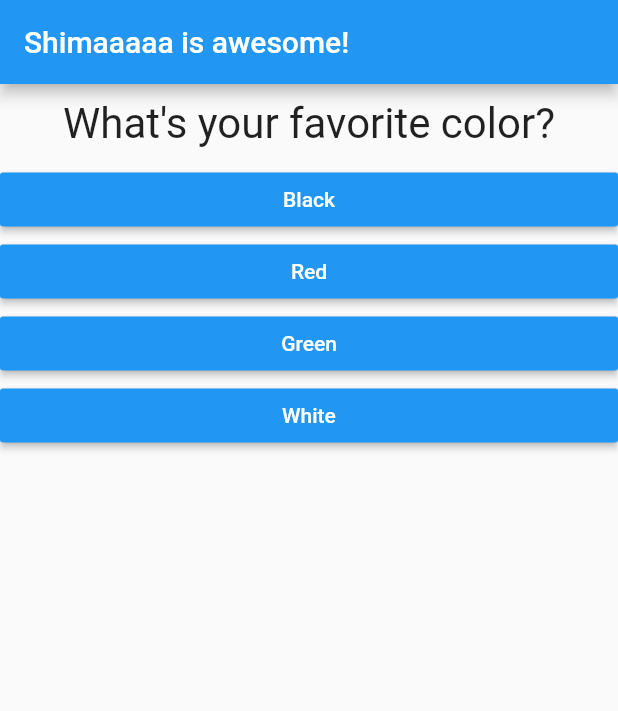
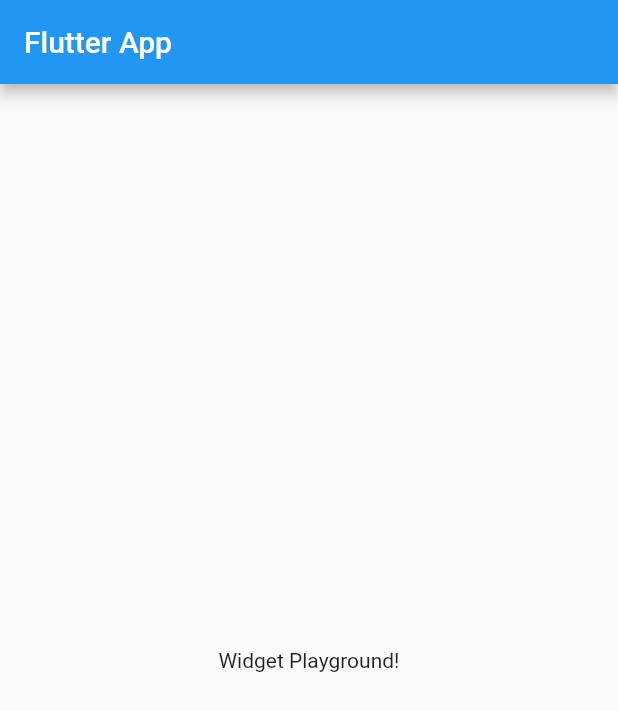
Before and after one commit to shima93/flutter_project, a Flutter app: the screen it shows after launch, on a phone screen of 412 x 824 dp. Shown: the top 711 px of the screen. Run offline on Flutter 3.47's test engine with Material 2 defaults, Android fonts, the phone set to English and light mode, and no system bars.

Commit message:
first commit

```diff
--- a/lib/answer.dart
+++ /dev/null
@@ -1,21 +0,0 @@
-import 'package:flutter/material.dart';
-
-class Answer extends StatelessWidget {
-  final Function selectHandler;
-  final String answerText;
-
-  Answer(this.selectHandler, this.answerText);
-
-  @override
-  Widget build(BuildContext context) {
-    return Container(
-      width: double.infinity,
-      child: RaisedButton(
-        color: Colors.blue,
-        textColor: Colors.white,
-        child: Text(answerText),
-        onPressed: selectHandler,
-      ),
-    );
-  }
-}
--- a/lib/main.dart
+++ b/lib/main.dart
@@ -1,80 +1,27 @@
 import 'package:flutter/material.dart';
-import 'package:flutter_complete_guide/result.dart';
-import './quiz.dart';
-import './result.dart';
 
 void main() => runApp(MyApp());
 
-class MyApp extends StatefulWidget {
-  @override
-  State<MyApp> createState() => _MyAppState();
-}
-
-class _MyAppState extends State<MyApp> {
-  final _questions = const [
-    {
-      'questionText': 'What\'s your favorite color?',
-      'answers': [
-        {'text': 'Black', 'score': 10},
-        {'text': 'Red', 'score': 5},
-        {'text': 'Green', 'score': 3},
-        {'text': 'White', 'score': 1},
-      ],
-    },
-    {
-      'questionText': 'What\'s your favorite animal?',
-      'answers': [
-        {'text': 'Rabbit', 'score': 3},
-        {'text': 'Snake', 'score': 11},
-        {'text': 'Elephant', 'score': 5},
-        {'text': 'Lion', 'score': 9},
-      ],
-    },
-    {
-      'questionText': 'Who\'s your favorite instructor?',
-      'answers': [
-        {'text': 'Max', 'score': 1},
-        {'text': 'Max', 'score': 1},
-        {'text': 'Max', 'score': 1},
-        {'text': 'Max', 'score': 1},
-      ],
-    },
-  ];
-  var _questionIndex = 0;
-  var _totalScore = 0;
-  void _resetQuiz() {
-    setState(() {
-      _questionIndex = 0;
-      _totalScore = 0;
-    });
-  }
-
-  void _naswerQuestions(int score) {
-    _totalScore += score;
-    setState(() {
-      _questionIndex = _questionIndex + 1;
-    });
-
-    print(_questionIndex);
-    if (_questionIndex < _questions.length) {
-      print("hi");
-    }
-  }
-
+class MyApp extends StatelessWidget {
   @override
   Widget build(BuildContext context) {
     return MaterialApp(
-      home: Scaffold(
-          appBar: AppBar(
-            title: Text('Shimaaaaa is awesome!'),
-          ),
-          body: _questionIndex < _questions.length
-              ? Quiz(
-                  answerQuestion: _naswerQuestions,
-                  questionIndex: _questionIndex,
-                  questions: _questions,
-                )
-              : Result(_totalScore, _resetQuiz)),
+      title: 'Flutter App',
+      home: MyHomePage(),
     );
   }
 }
+
+class MyHomePage extends StatelessWidget {
+  @override
+  Widget build(BuildContext context) {
+    return Scaffold(
+      appBar: AppBar(
+        title: Text('Flutter App'),
+      ),
+      body: Center(
+        child: Text('Widget Playground!'),
+      ),
+    );
+  }
+}
--- a/lib/question.dart
+++ /dev/null
@@ -1,21 +0,0 @@
-import 'package:flutter/material.dart';
-
-class Question extends StatelessWidget {
-  // const Question({ Key? key }) : super(key: key);
-  final String questionText;
-
-  Question(this.questionText);
-
-  @override
-  Widget build(BuildContext context) {
-    return Container(
-      width: double.infinity,
-      margin: EdgeInsets.all(10),
-      child: Text(
-        questionText,
-        style: TextStyle(fontSize: 28),
-        textAlign: TextAlign.center,
-      ),
-    );
-  }
-}
--- a/lib/quiz.dart
+++ /dev/null
@@ -1,30 +0,0 @@
-import 'package:flutter/material.dart';
-import './question.dart';
-import './answer.dart';
-
-class Quiz extends StatelessWidget {
-  final List<Map<String, Object>> questions;
-  final int questionIndex;
-  final Function answerQuestion;
-
-  Quiz(
-      {@required this.questions,
-      @required this.answerQuestion,
-      @required this.questionIndex});
-
-  @override
-  Widget build(BuildContext context) {
-    return Column(
-      children: [
-        Question(
-          questions[questionIndex]['questionText'] as String,
-        ),
-        ...(questions[questionIndex]['answers'] as List<Map<String, Object>>)
-            .map((answer) {
-          return Answer(
-              () => answerQuestion(answer['score']), answer['text'] as String);
-        }).toList()
-      ],
-    );
-  }
-}
```
Also changed, not shown: lib/result.dart (deleted, +0 -38 lines).
